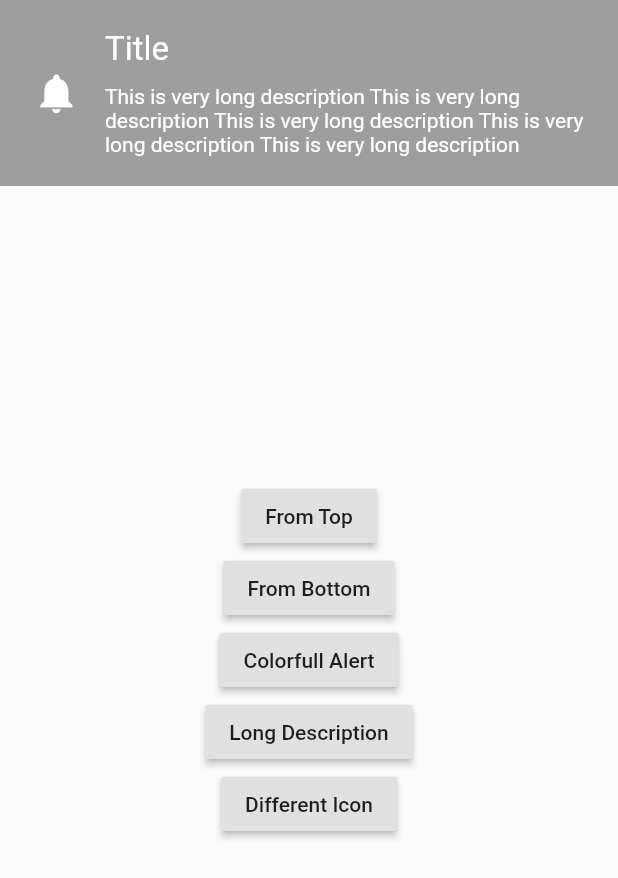
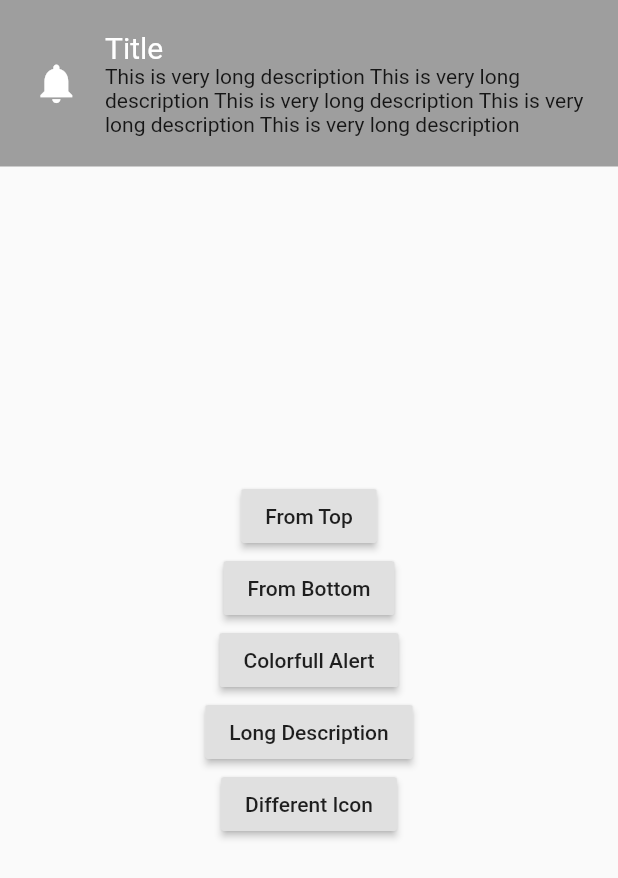
Before and after one commit to mohamed6996/EdgeAlert, a Flutter app: the screen it shows after launch, after a tap on "Long Description", on a phone screen of 412 x 824 dp. Shown: the top 878 px of the screen. Run offline on Flutter 3.47's test engine with Material 2 defaults, Android fonts, the phone set to English and light mode, and no system bars.

Commit message:
Project module android updated to androidx. Title and description styles, added.

```diff
--- a/example/lib/main.dart
+++ b/example/lib/main.dart
@@ -47,19 +47,18 @@ class _MyHomePageState extends State<MyHomePage> {
     EdgeAlert.show(
       context,
       title: 'Title',
+      titleStyle: TextStyle(color: Colors.white, fontSize: 20),
       description: longDesc,
       gravity: EdgeAlert.TOP,
     );
   }
 
   void _differentIcon() {
-    EdgeAlert.show(
-      context,
-      title: 'Title',
-      description: 'Description',
-      gravity: EdgeAlert.TOP,
-      icon: Icons.disc_full
-    );
+    EdgeAlert.show(context,
+        title: 'Title',
+        description: 'Description',
+        gravity: EdgeAlert.TOP,
+        icon: Icons.disc_full);
   }
 
   @override
@@ -96,8 +95,7 @@ class _MyHomePageState extends State<MyHomePage> {
               },
               child: Text('Long Description'),
             ),
-
-             RaisedButton(
+            RaisedButton(
               onPressed: () {
                 _differentIcon();
               },
--- a/lib/edge_alert.dart
+++ b/lib/edge_alert.dart
@@ -1,4 +1,6 @@
 library edge_alert;
+
+import 'dart:async';
 
 import 'package:flutter/material.dart';
 
@@ -10,20 +12,28 @@ class EdgeAlert {
   static final int TOP = 1;
   static final int BOTTOM = 2;
 
-  static void show(BuildContext context,
-      {String title,
+  static void show(
+    BuildContext context, {
+    String title,
+    TextStyle titleStyle,
     String description,
+    TextStyle descriptionStyle,
     int duration,
     int gravity,
     Color backgroundColor,
-      IconData icon}) {
-    OverlayView.createView(context,
+    IconData icon,
+  }) {
+    OverlayView.createView(
+      context,
       title: title,
+      titleStyle: titleStyle,
       description: description,
+      descriptionStyle: descriptionStyle,
       duration: duration,
       gravity: gravity,
       backgroundColor: backgroundColor,
-        icon: icon);
+      icon: icon,
+    );
   }
 }
 
@@ -40,29 +50,38 @@ class OverlayView {
   static OverlayEntry _overlayEntry;
   static bool _isVisible = false;
 
-  static void createView(BuildContext context,
-      {String title,
+  static void createView(
+    BuildContext context, {
+    String title,
+    TextStyle titleStyle,
     String description,
+    TextStyle descriptionStyle,
     int duration,
     int gravity,
     Color backgroundColor,
-      IconData icon}) {
+    IconData icon,
+  }) {
     _overlayState = Navigator.of(context).overlay;
 
     if (!_isVisible) {
       _isVisible = true;
 
-      _overlayEntry = OverlayEntry(builder: (context) {
+      _overlayEntry = OverlayEntry(
+        builder: (context) {
           return EdgeOverlay(
             title: title,
+            titleStyle: titleStyle,
             description: description,
-          overlayDuration: duration == null ? EdgeAlert.LENGTH_SHORT : duration,
+            descriptionStyle: descriptionStyle,
+            overlayDuration:
+                duration == null ? EdgeAlert.LENGTH_SHORT : duration,
             gravity: gravity == null ? EdgeAlert.TOP : gravity,
             backgroundColor:
                 backgroundColor == null ? Colors.grey : backgroundColor,
             icon: icon == null ? Icons.notifications : icon,
           );
-      });
+        },
+      );
 
       _overlayState.insert(_overlayEntry);
     }
@@ -79,19 +98,24 @@ class OverlayView {
 
 class EdgeOverlay extends StatefulWidget {
   final String title;
+  final TextStyle titleStyle;
   final String description;
+  final TextStyle descriptionStyle;
   final int overlayDuration;
   final int gravity;
   final Color backgroundColor;
   final IconData icon;
 
-  EdgeOverlay(
-      {this.title,
+  EdgeOverlay({
+    this.title,
+    this.titleStyle,
     this.description,
+    this.descriptionStyle,
     this.overlayDuration,
     this.gravity,
     this.backgroundColor,
-      this.icon});
+    this.icon,
+  });
 
   @override
   _EdgeOverlayState createState() => _EdgeOverlayState();
@@ -107,18 +131,26 @@ class _EdgeOverlayState extends State<EdgeOverlay>
   void initState() {
     super.initState();
 
-    _controller =
-        AnimationController(vsync: this, duration: Duration(milliseconds: 750));
+    _controller = AnimationController(
+      vsync: this,
+      duration: Duration(milliseconds: 750),
+    );
 
     if (widget.gravity == 1) {
-      _positionTween = Tween<Offset>(begin: Offset(0.0, -1.0), end: Offset.zero);
+      _positionTween = Tween<Offset>(
+        begin: Offset(0.0, -1.0),
+        end: Offset.zero,
+      );
     } else {
-      _positionTween =
-          Tween<Offset>(begin: Offset(0.0, 1.0), end: Offset(0.0, 0));
+      _positionTween = Tween<Offset>(
+        begin: Offset(0.0, 1.0),
+        end: Offset(0.0, 0),
+      );
     }
 
     _positionAnimation = _positionTween.animate(
-        CurvedAnimation(parent: _controller, curve: Curves.fastOutSlowIn));
+      CurvedAnimation(parent: _controller, curve: Curves.fastOutSlowIn),
+    );
 
     _controller.forward();
 
@@ -162,7 +194,9 @@ class _EdgeOverlayState extends State<EdgeOverlay>
           color: widget.backgroundColor,
           child: OverlayWidget(
             title: widget.title,
+            titleStyle: widget.titleStyle,
             description: widget.description,
+            descriptionStyle: widget.descriptionStyle,
             iconData: widget.icon,
           ),
         ),
@@ -173,10 +207,19 @@ class _EdgeOverlayState extends State<EdgeOverlay>
 
 class OverlayWidget extends StatelessWidget {
   final String title;
+  final TextStyle titleStyle;
   final String description;
+  final TextStyle descriptionStyle;
+
   final IconData iconData;
 
-  OverlayWidget({this.title = '', this.description = '', this.iconData});
+  OverlayWidget({
+    this.title = '',
+    this.description = '',
+    this.iconData,
+    this.titleStyle,
+    this.descriptionStyle,
+  });
 
   @override
   Widget build(BuildContext context) {
@@ -191,22 +234,20 @@ class OverlayWidget extends StatelessWidget {
               crossAxisAlignment: CrossAxisAlignment.start,
               children: <Widget>[
                 title == null
-                  ? Container()
-                  : Padding(
-                      padding: EdgeInsets.only(bottom: 10),
-                      child: Text(
+                    ? Container(height: 0.0)
+                    : Text(
                         title,
-                        style: TextStyle(color: Colors.white, fontSize: 22),
+                        style: titleStyle,
+                      ),
+                description == null
+                    ? Container(height: 0.0)
+                    : Text(
+                        description,
+                        style: descriptionStyle,
+                      )
+              ],
             ),
           ),
-              description == null
-                  ? Container()
-                  : Text(
-                      description,
-                      style: TextStyle(color: Colors.white, fontSize: 14),
-                    )
-            ],
-          )),
         ],
       ),
     );
```
Also changed, not shown: pubspec.lock (added), 3 other files. Lines whose indentation alone changed are shown as unchanged.
